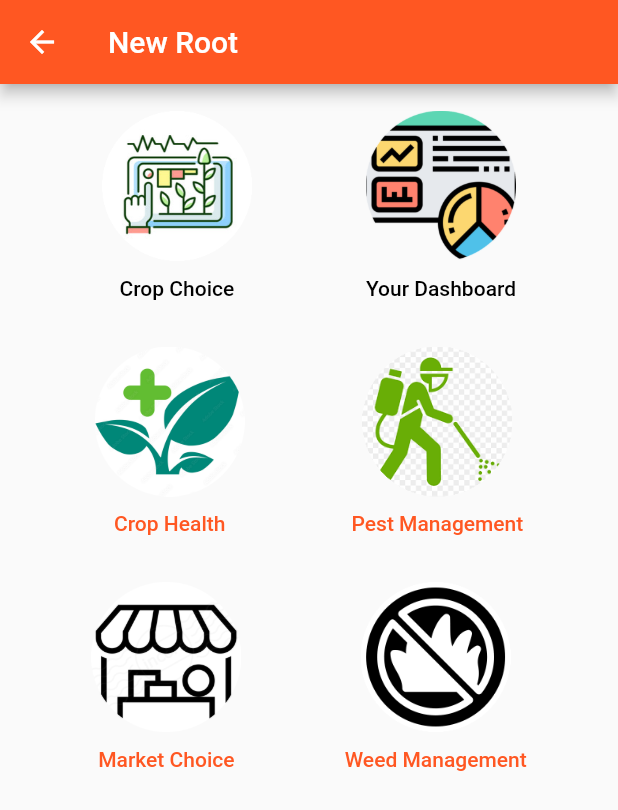
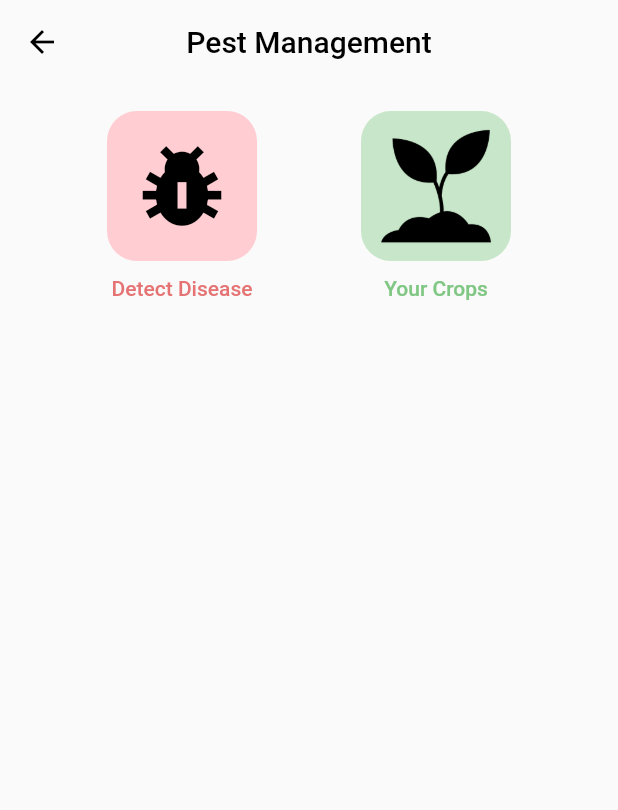
Before and after one commit to AsishGokarakonda/Flutter-Crop-Detection, a Flutter app: the NewRootPage screen opened by its route, after a tap on "Pest Management", on a phone screen of 412 x 824 dp. Shown: the top 810 px of the screen. Run offline on Flutter 3.47's test engine with Material 2 defaults, Android fonts, the phone set to English and light mode, and no system bars; our stand-ins replace animated_bottom_navigation_bar, flutter_secure_storage, font_awesome_flutter, geolocator, google_fonts, image_picker and 4 more; accounts and stored records are empty.

Commit message:
making new root page

```diff
--- a/lib/main.dart
+++ b/lib/main.dart
@@ -1,5 +1,8 @@
 import 'package:crop_recommend/HomePage.dart';
+import 'package:crop_recommend/screens/home/pesthome/detect_disease.dart';
 import 'package:crop_recommend/screens/home/new_root_page.dart';
+import 'package:crop_recommend/screens/home/pesthome/pest_home.dart';
+import 'package:crop_recommend/screens/home/profile_page.dart';
 import 'package:crop_recommend/screens/onboarding/onboard.dart';
 import 'package:crop_recommend/screens/signing/login_page.dart';
 import 'package:crop_recommend/utils/routes.dart';
@@ -45,6 +48,9 @@ class MyApp extends StatelessWidget {
           MyRoutes.signupRoute: (context) => const SignupPage(),
           MyRoutes.onboardingRoute: (context) => const Onboarding(),
           MyRoutes.newrootRoute: (context) => const NewRootPage(),
+          MyRoutes.detectdiseaseRoute: (context) => const DetectDisease(),
+          MyRoutes.pesthomeRoute: (context) => const PestHome(),
+          MyRoutes.profileRoute: (context) => const ProfilePage(),
         });
   }
 }
--- a/lib/screens/home/new_root_page.dart
+++ b/lib/screens/home/new_root_page.dart
@@ -18,11 +18,35 @@ class _NewRootPageState extends State<NewRootPage> {
   @override
   Widget build(BuildContext context) {
     return Scaffold(
-        appBar: AppBar(
-          title: const Text('New Root'),
+        appBar: // make background transparent
+            AppBar(
+          backgroundColor: Colors.transparent,
+          elevation: 0,
+          // center title
+          centerTitle: true,
+          // caption below title
+
+          title: Column(children: [
+            SizedBox(
+              height: 10,
+            ),
+            const Text(
+              'Kisan Suvidha ',
+              style: TextStyle(color: Colors.black),
+            ),
+            SizedBox(
+              height: 5,
+            ),
+            const Text(
+              'A Smart App',
+              style: TextStyle(color: Colors.black38, fontSize: 12),
+            ),
+          ]),
         ),
         body: Column(children: [
-          SizedBox(height: 10,),
+          SizedBox(
+            height: 10,
+          ),
           Row(
               // space between the two buttons
               mainAxisAlignment: MainAxisAlignment.spaceEvenly,
@@ -30,7 +54,8 @@ class _NewRootPageState extends State<NewRootPage> {
                 // create a rounded button and keep a image inside it and on press of that
 
                 TextButton(
-                    onPressed: () {},
+                    onPressed: () {
+                    },
                     child: Column(
                       children: [
                         Container(
@@ -44,14 +69,16 @@ class _NewRootPageState extends State<NewRootPage> {
                         SizedBox(
                           height: 10,
                         ),
-                        const Text('Crop Choice',style: TextStyle(
-                          color: Colors.black
-                        ),)
+                        const Text(
+                          'Crop Choice',
+                          style: TextStyle(color: Colors.black),
+                        )
                       ],
                     )),
                 TextButton(
                     onPressed: () {
-                      Navigator.pushNamed(context, '/home');
+                      // go to Profile page
+                      Navigator.pushNamed(context, '/profile');
                     },
                     child: Column(
                       children: [
@@ -95,7 +122,8 @@ class _NewRootPageState extends State<NewRootPage> {
                         SizedBox(
                           height: 10,
                         ),
-                        const Text('Crop Health')
+                        const Text('Crop Health',
+                            style: TextStyle(color: Colors.black))
                       ],
                     )),
                 TextButton(
@@ -106,14 +134,15 @@ class _NewRootPageState extends State<NewRootPage> {
                           width: 100,
                           height: 100,
                           child: Image.asset(
-                            'assets/home/pest.png',
+                            'assets/home/weed.png',
                             height: 100,
                           ),
                         ),
                         SizedBox(
                           height: 10,
                         ),
-                        const Text('Pest Management')
+                        const Text('Weed Management',
+                            style: TextStyle(color: Colors.black))
                       ],
                     )),
               ]),
@@ -141,25 +170,28 @@ class _NewRootPageState extends State<NewRootPage> {
                         SizedBox(
                           height: 10,
                         ),
-                        const Text('Market Choice')
+                        const Text('Market Choice',
+                            style: TextStyle(color: Colors.black))
                       ],
                     )),
                 TextButton(
-                    onPressed: () {},
+                    onPressed: () {
+                      Navigator.pushNamed(context, '/pesthome');},
                     child: Column(
                       children: [
                         Container(
                           width: 100,
                           height: 100,
                           child: Image.asset(
-                            'assets/home/weed.png',
+                            'assets/home/pest.png',
                             height: 100,
                           ),
                         ),
                         SizedBox(
                           height: 10,
                         ),
-                        const Text('Weed Management')
+                        const Text('Pest Management',
+                            style: TextStyle(color: Colors.black))
                       ],
                     )),
               ]),
--- /dev/null
+++ b/lib/screens/home/pesthome/pest_home.dart
@@ -0,0 +1,93 @@
+import 'package:flutter/material.dart';
+import 'package:flutter/src/foundation/key.dart';
+import 'package:flutter/src/widgets/framework.dart';
+
+class PestHome extends StatefulWidget {
+  const PestHome({Key? key}) : super(key: key);
+
+  @override
+  State<PestHome> createState() => _PestHomeState();
+}
+
+class _PestHomeState extends State<PestHome> {
+  @override
+  Widget build(BuildContext context) {
+    return Scaffold(
+      appBar: AppBar(
+        backgroundColor: Colors.transparent,
+        iconTheme: const IconThemeData(color: Colors.black),
+        elevation: 0,
+        centerTitle: true,
+        title: const Text('Pest Management',style: TextStyle(color: Colors.black),),
+      ),
+      body: SingleChildScrollView(
+        child: Container(
+          padding: const EdgeInsets.all(10),
+          child: Column(children: [
+            Row(
+              mainAxisAlignment: MainAxisAlignment.spaceEvenly,
+              children: [
+
+
+              // make a rounded button and keep a image inside it and on press of that
+              // button navigate to the detect disease page
+              TextButton(
+                  onPressed: () {
+                    Navigator.pushNamed(context, '/detectdisease');
+                  },
+                  child: Column(
+                    children: [
+                      Container(
+                        width: 100,
+                        height: 100,
+                        decoration: BoxDecoration(
+                            color: Colors.red[100],
+                            borderRadius: BorderRadius.circular(20)),
+                        child: const Icon(
+                          Icons.pest_control,
+                          color: Colors.black,
+                          size: 70,
+                        ),
+                      ),
+                      const SizedBox(
+                        height: 10,
+                      ),
+                       Text(
+                        'Detect Disease',
+                        style: TextStyle(color: Colors.red[300]),
+                      )
+                    ],
+                  )),
+                // make a rounded button and keep a image inside it and on press of that
+                // button navigate to the detect disease page
+              TextButton(
+                  onPressed: () {
+                  },
+                  child: Column(
+                    children: [
+                      Container(
+                        width: 100,
+                        height: 100,
+                        decoration: BoxDecoration(
+                            color: Colors.green[100],
+                            borderRadius: BorderRadius.circular(20)),
+                        child: // keep image here and decrease size
+                         const Image(
+                          image: AssetImage('assets/home/plantimg.png'),
+                         ),
+                      ),
+                      const SizedBox(
+                        height: 10,
+                      ),
+                      Text(
+                        'Your Crops',
+                        style: TextStyle(color: Colors.green[300]),
+                      )
+                    ],
+                  )),
+            ],)
+          ])
+        ,))
+    );
+  }
+}
--- a/lib/screens/signing/login_page.dart
+++ b/lib/screens/signing/login_page.dart
@@ -187,7 +187,7 @@ class _LoginPageState extends State<LoginPage> {
                                   await storage.readAll();
                               // delete the stack and replace it with the new route
                               Navigator.pushNamedAndRemoveUntil(context,
-                                  MyRoutes.homeRoute, (route) => false);
+                                  MyRoutes.newrootRoute, (route) => false);
                             } else {
                               // show error message popup
                               showDialog(
--- a/lib/utils/routes.dart
+++ b/lib/utils/routes.dart
@@ -2,7 +2,10 @@ class MyRoutes {
   static String loginRoute = '/login' ;
   static String homeRoute = '/home';
   static String signupRoute = '/signup';
+  static String profileRoute = '/profile';
   static String forgotPasswordRoute = '/forgotpassword';
   static String onboardingRoute = '/onboarding';
   static String newrootRoute = '/newroot';
+  static String detectdiseaseRoute = '/detectdisease';
+  static String pesthomeRoute = '/pesthome';
 }
```
Also changed, not shown: lib/screens/home/pesthome/detect_disease.dart (added, +202 -0 lines), lib/screens/home/profile_page.dart (+15 -32 lines), lib/screens/home/scan_page.dart (+37 -37 lines), assets/home/plantimg.jpg (added), assets/home/plantimg.png (added), assets/home/scanimg.png.
